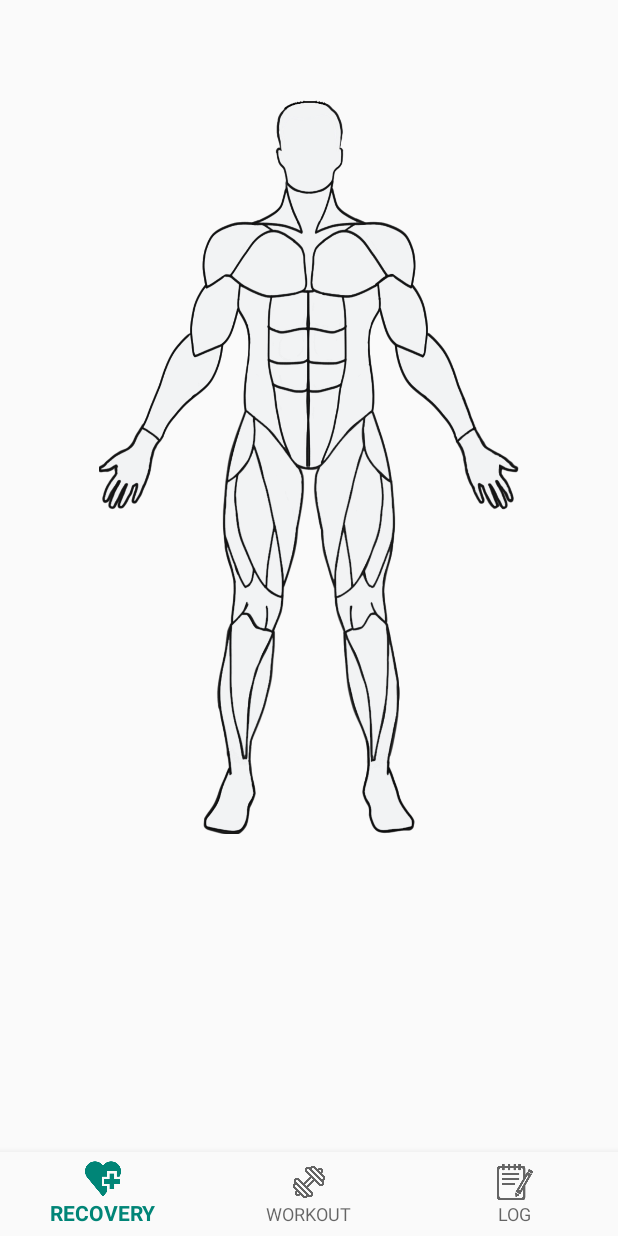
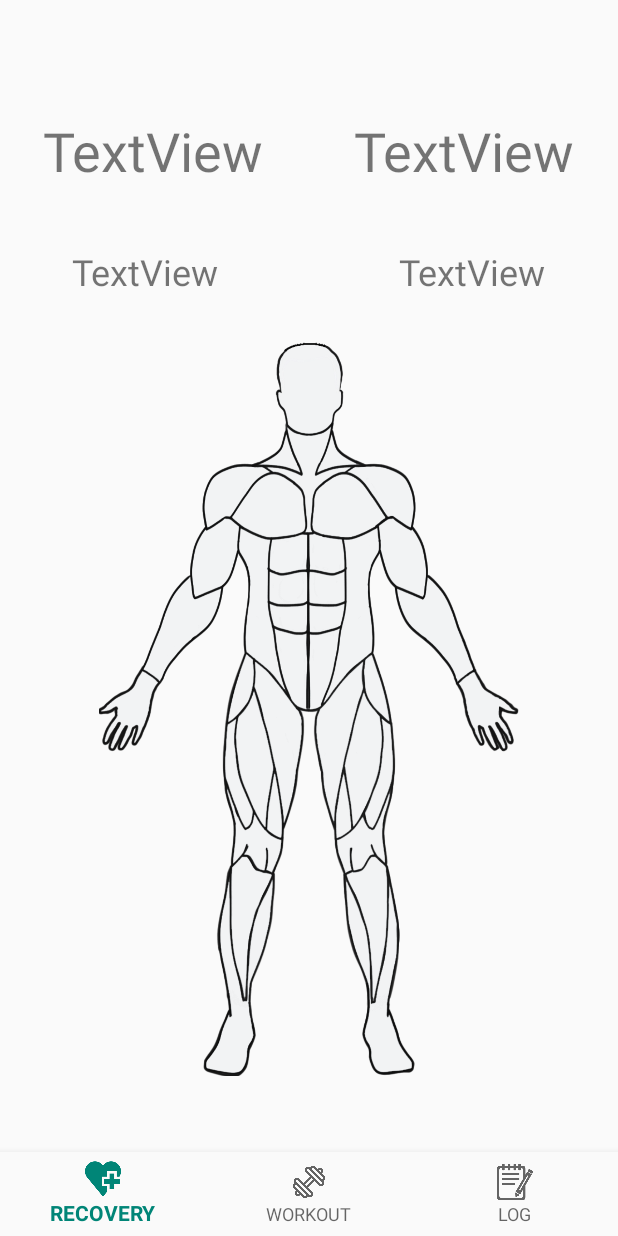
Before and after one commit to jasmeen143/PROYECTO_M13, an Android app: the screen it shows after launch (MainActivity), on a phone screen of 412 x 824 dp. Run offline under Robolectric (Android 15) with nearby library versions, the phone set to English and light mode, and no system bars; our stand-ins replace navigation-ui; libraries missing offline, so code that uses them is left out: at.lukle.clickableareasimage.

Commit message:
Layout in Recovery

```diff
--- a/app/src/main/res/layout/fragment_recovery.xml
+++ b/app/src/main/res/layout/fragment_recovery.xml
@@ -1,17 +1,68 @@
 <?xml version="1.0" encoding="utf-8"?>
-<androidx.constraintlayout.widget.ConstraintLayout xmlns:android="http://schemas.android.com/apk/res/android"
+<LinearLayout xmlns:android="http://schemas.android.com/apk/res/android"
     xmlns:app="http://schemas.android.com/apk/res-auto"
     xmlns:tools="http://schemas.android.com/tools"
     android:layout_width="match_parent"
-    android:layout_height="match_parent">
+    android:layout_height="match_parent"
+    android:orientation="vertical">
+
+    <LinearLayout
+        android:layout_width="match_parent"
+        android:layout_height="wrap_content"
+        android:layout_margin="20dp"
+        android:gravity="center"
+        android:orientation="horizontal">
+
+        <TextView
+            android:id="@+id/txV002"
+            android:layout_width="wrap_content"
+            android:layout_height="wrap_content"
+            android:textSize="36dp"
+            android:layout_marginRight="30dp"
+            android:text="TextView" />
+
+        <TextView
+            android:id="@+id/txV001"
+            android:layout_width="wrap_content"
+            android:layout_height="wrap_content"
+            android:textSize="36dp"
+            android:layout_marginLeft="30dp"
+            android:text="TextView" />
+
+    </LinearLayout>
+
+    <LinearLayout
+        android:layout_width="match_parent"
+        android:layout_height="wrap_content"
+        android:layout_margin="20dp"
+        android:gravity="center"
+        android:orientation="horizontal">
+
+        <TextView
+            android:id="@+id/txV003"
+            android:layout_width="wrap_content"
+            android:layout_height="wrap_content"
+            android:textSize="24dp"
+            android:layout_marginRight="60dp"
+            android:text="TextView" />
+
+        <TextView
+            android:id="@+id/txV004"
+            android:layout_width="wrap_content"
+            android:layout_height="wrap_content"
+            android:textSize="24dp"
+            android:layout_marginLeft="60dp"
+            android:text="TextView" />
+
+    </LinearLayout>
 
     <ImageView
         android:id="@+id/imageView"
         android:layout_width="match_parent"
-        android:layout_height="500dp"
-        android:layout_centerVertical="true"
-        app:layout_constraintEnd_toEndOf="parent"
-        app:layout_constraintStart_toStartOf="parent"
-        app:layout_constraintTop_toTopOf="parent" />
+        android:layout_marginBottom="100dp"
+        android:layout_marginHorizontal="20dp"
+        android:layout_height="500dp" />
 
-</androidx.constraintlayout.widget.ConstraintLayout>
+
+
+</LinearLayout>
```
